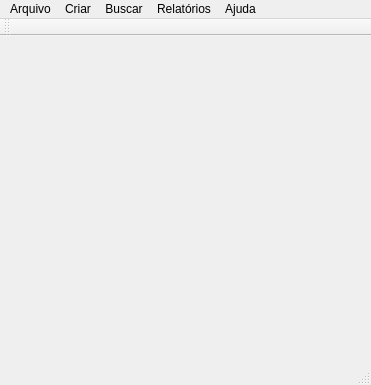
First picture: the form in mainwindow.ui, repository brunosr1985/TCC_NayBru, before the edit.
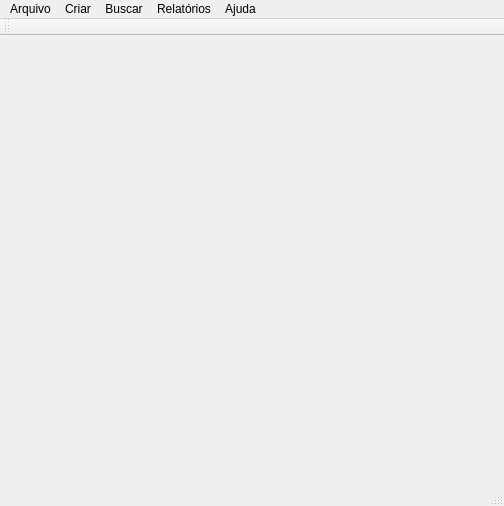
Second picture: the form after the edit.

The edit to the form file:
```diff
--- a/mainwindow.ui
+++ b/mainwindow.ui
@@ -6,8 +6,8 @@
    <rect>
     <x>0</x>
     <y>0</y>
-    <width>371</width>
-    <height>385</height>
+    <width>504</width>
+    <height>506</height>
    </rect>
   </property>
   <property name="sizePolicy">
@@ -18,8 +18,8 @@
   </property>
   <property name="minimumSize">
    <size>
-    <width>300</width>
-    <height>300</height>
+    <width>504</width>
+    <height>506</height>
    </size>
   </property>
   <property name="windowTitle">
@@ -31,7 +31,7 @@
     <rect>
      <x>0</x>
      <y>0</y>
-     <width>371</width>
+     <width>504</width>
      <height>21</height>
     </rect>
    </property>
```
